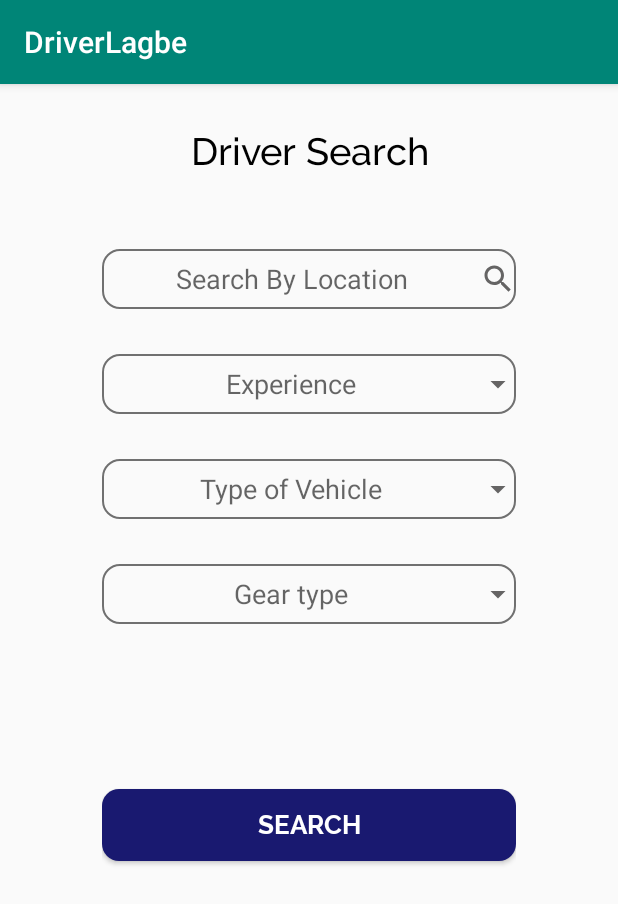
After one commit to prince1801013108/DriverLagbe2, an Android app: the SearchDriver screen opened directly, with no data from a screen before it, on a phone screen of 412 x 824 dp. The commit adds this screen. Shown: the top 904 px of the screen. Run offline under Robolectric (Android 15) with nearby library versions, the phone set to English and light mode, and no system bars.

Commit message:
Take New Activity then design your own part..

```diff
--- a/app/src/main/AndroidManifest.xml
+++ b/app/src/main/AndroidManifest.xml
@@ -11,6 +11,7 @@
         android:theme="@style/AppTheme">
         <activity android:name=".Earn_money"></activity>
         <activity android:name=".Tracking" />
+        <activity android:name=".SearchDriver"/>
         <activity android:name=".Job_request_Activity" />
         <activity android:name=".SignIn" />
         <activity android:name=".SignUp" />
--- /dev/null
+++ b/app/src/main/java/com/b2m/driverlagbe/SearchDriver.java
@@ -0,0 +1,14 @@
+package com.b2m.driverlagbe;
+
+import androidx.appcompat.app.AppCompatActivity;
+
+import android.os.Bundle;
+
+public class SearchDriver extends AppCompatActivity {
+
+    @Override
+    protected void onCreate(Bundle savedInstanceState) {
+        super.onCreate(savedInstanceState);
+        setContentView(R.layout.search);
+    }
+}
--- a/app/src/main/res/layout/search.xml
+++ b/app/src/main/res/layout/search.xml
@@ -1,9 +1,10 @@
 <?xml version="1.0" encoding="utf-8"?>
-<LinearLayout
-    xmlns:android="http://schemas.android.com/apk/res/android"
+<LinearLayout xmlns:android="http://schemas.android.com/apk/res/android"
     android:layout_width="match_parent"
     android:layout_height="match_parent"
-    android:orientation="vertical">
+    xmlns:tools="http://schemas.android.com/tools"
+    android:orientation="vertical"
+    tools:context=".SearchDriver">
 
     <TextView
         android:layout_width="match_parent"
```
